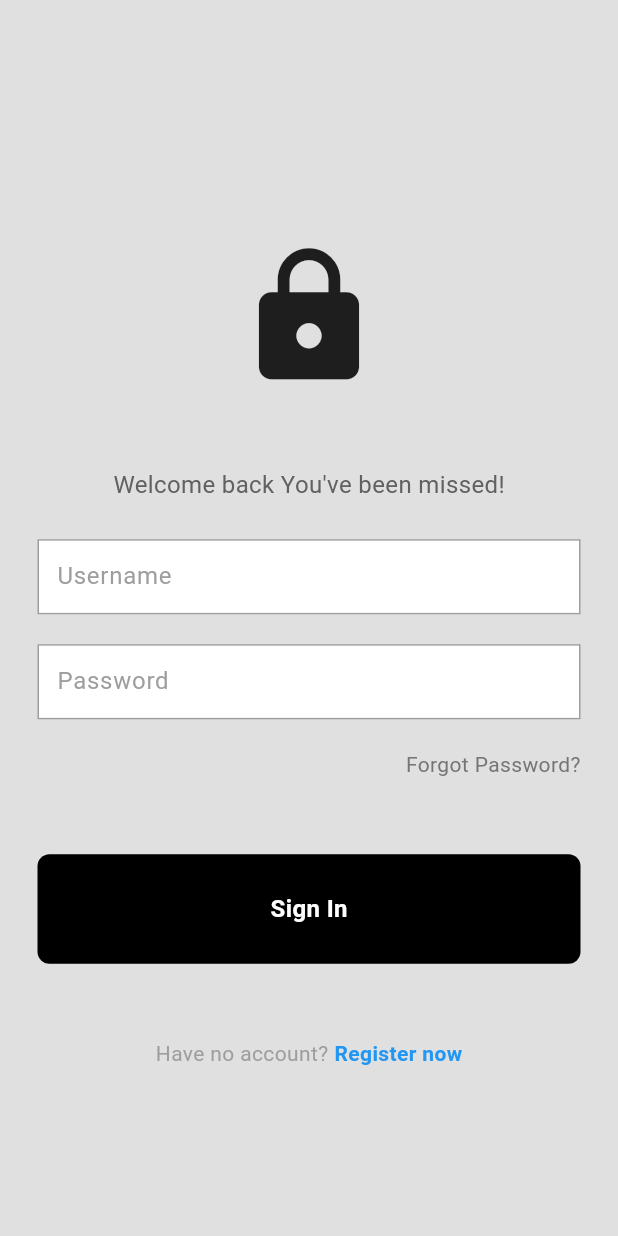
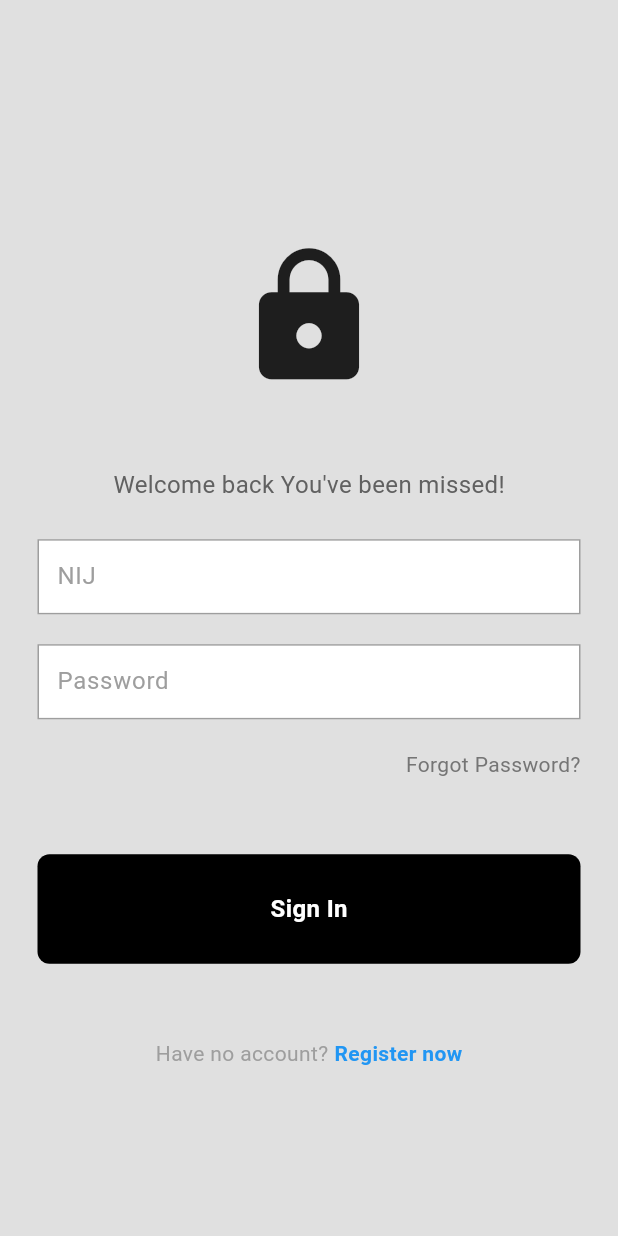
Before and after one commit to Vezyth/BethanyApp, a Flutter app: the LoginPage screen opened directly, on a phone screen of 412 x 824 dp. Run offline on Flutter 3.47's test engine with Material 3 defaults, Android fonts, the phone set to English and light mode, and no system bars; missing offline and left inert: dart:ffi.

```diff
--- a/lib/main.dart
+++ b/lib/main.dart
@@ -1,4 +1,4 @@
-import 'package:bethany_app/pages/register_page.dart';
+import 'package:bethany_app/pages/login_page.dart';
 import 'package:flutter/material.dart';
 
 void main() {
@@ -32,7 +32,7 @@ class MyApp extends StatelessWidget {
         colorScheme: ColorScheme.fromSeed(seedColor: Colors.deepPurple),
         useMaterial3: true,
       ),
-      home: RegisterPage(),
+      home: LoginPage(),
     );
   }
 }
--- a/lib/pages/login_Page.dart
+++ b/lib/pages/login_Page.dart
@@ -49,7 +49,7 @@ class LoginPage extends StatelessWidget {
             //username text field
             MyTextField(
               controller: nijController,
-              hintText: 'Username',
+              hintText: 'NIJ',
               obscureText: false,
               fieldHeight: 10,
             ),
@@ -141,12 +141,6 @@ class LoginPage extends StatelessWidget {
               height: 50,
             ),
 
-            // or continue with
-
-            // icons buttons
-
-            //register
-
             Row(
               mainAxisAlignment: MainAxisAlignment.center,
               children: [
```
Also changed, not shown: 1 other file.
